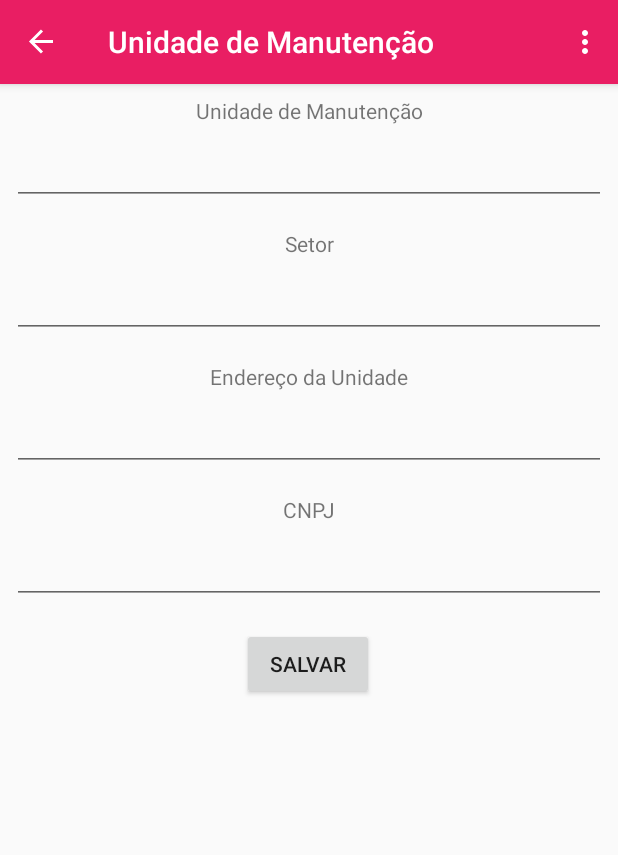
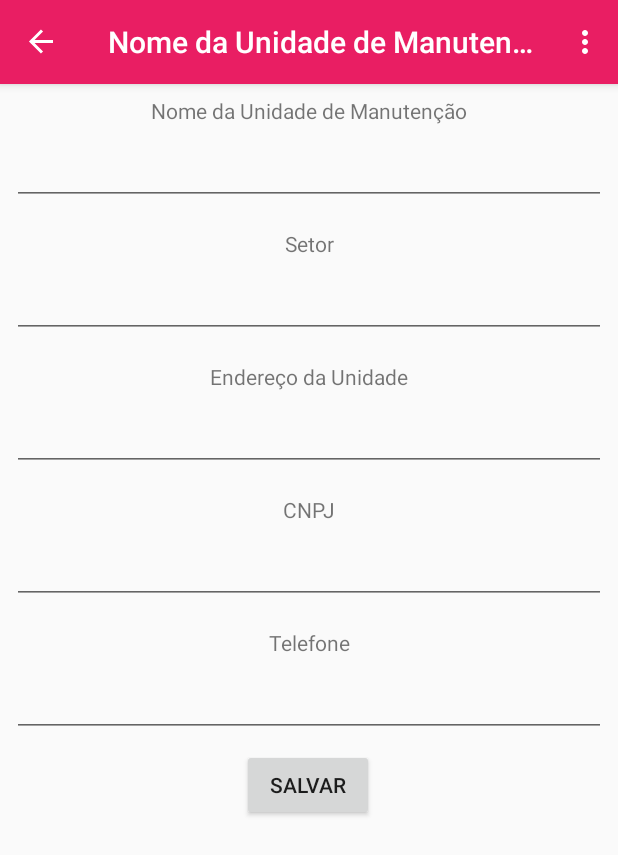
Before and after one commit to wwmm/sostecsaude, an Android app: the UnidadeManutencao screen opened through its navigation route, on a phone screen of 412 x 824 dp. Shown: the top 855 px of the screen. Run offline under Robolectric (Android 15) with nearby library versions, the phone set to English and light mode, and no system bars; our stand-ins replace Volley, navigation-ui; network calls fail.

Commit message:
melhorias na interface

```diff
--- a/app/build.gradle
+++ b/app/build.gradle
@@ -10,8 +10,8 @@ android {
         applicationId "com.wwmm.sostecsaude"
         minSdkVersion 23
         targetSdkVersion 29
-        versionCode 10
-        versionName "1.9"
+        versionCode 11
+        versionName "2.0"
 
         testInstrumentationRunner "androidx.test.runner.AndroidJUnitRunner"
     }
--- a/app/src/main/java/com/wwmm/sostecsaude/ui/unidade_saude/AdapterVerOficinas.kt
+++ b/app/src/main/java/com/wwmm/sostecsaude/ui/unidade_saude/AdapterVerOficinas.kt
@@ -30,7 +30,8 @@ class AdapterVerOficinas(private val lines: JSONArray) :
         holder.view.textView_setor.text = line.getString("Setor")
         holder.view.textView_cnpj.text = line.getString("CNPJ")
         holder.view.textView_local.text = line.getString("Local")
-        holder.view.textView_contato.text = line.getString("Email")
+        holder.view.textView_telefone.text = line.getString("Telefone")
+        holder.view.textView_email.text = line.getString("Email")
     }
 
     override fun getItemCount() = lines.length()
--- a/app/src/main/java/com/wwmm/sostecsaude/ui/unidade_saude/UnidadeSaude.kt
+++ b/app/src/main/java/com/wwmm/sostecsaude/ui/unidade_saude/UnidadeSaude.kt
@@ -101,7 +101,7 @@ class UnidadeSaude : Fragment() {
                         }
                     },
                     Response.ErrorListener {
-                        Log.d(LOGTAG, "failed request: atualizar contato de unidade de saúde")
+                        Log.d(LOGTAG, "failed request: $it")
                     }) {
                     override fun getParams(): MutableMap<String, String> {
                         val parameters = HashMap<String, String>()
--- a/app/src/main/res/layout/fragment_contatos_unidade_manutencao.xml
+++ b/app/src/main/res/layout/fragment_contatos_unidade_manutencao.xml
@@ -13,8 +13,10 @@
         android:fadeScrollbars="false"
         app:layout_constraintBottom_toBottomOf="parent"
         app:layout_constraintEnd_toEndOf="parent"
+        app:layout_constraintHorizontal_bias="1.0"
         app:layout_constraintStart_toStartOf="parent"
-        app:layout_constraintTop_toTopOf="parent">
+        app:layout_constraintTop_toTopOf="parent"
+        app:layout_constraintVertical_bias="0.0">
 
         <androidx.constraintlayout.widget.ConstraintLayout
             android:layout_width="match_parent"
@@ -87,12 +89,12 @@
                 android:id="@+id/button_empresa_contato"
                 android:layout_width="wrap_content"
                 android:layout_height="wrap_content"
-                android:layout_marginTop="16dp"
+                android:layout_marginTop="8dp"
                 android:text="@string/title_save"
                 app:layout_constraintEnd_toEndOf="parent"
                 app:layout_constraintHorizontal_bias="0.498"
                 app:layout_constraintStart_toStartOf="parent"
-                app:layout_constraintTop_toBottomOf="@+id/editText_cnpj" />
+                app:layout_constraintTop_toBottomOf="@+id/editText_telefone" />
 
             <TextView
                 android:id="@+id/textView12"
@@ -126,6 +128,30 @@
                 app:layout_constraintEnd_toEndOf="parent"
                 app:layout_constraintStart_toStartOf="parent"
                 app:layout_constraintTop_toBottomOf="@+id/textView35" />
+
+            <TextView
+                android:id="@+id/textView41"
+                android:layout_width="wrap_content"
+                android:layout_height="wrap_content"
+                android:layout_marginTop="16dp"
+                android:text="@string/title_telefone"
+                app:layout_constraintEnd_toEndOf="parent"
+                app:layout_constraintStart_toStartOf="parent"
+                app:layout_constraintTop_toBottomOf="@+id/editText_cnpj" />
+
+            <EditText
+                android:id="@+id/editText_telefone"
+                android:layout_width="0dp"
+                android:layout_height="wrap_content"
+                android:layout_marginStart="8dp"
+                android:layout_marginTop="8dp"
+                android:layout_marginEnd="8dp"
+                android:ems="10"
+                android:inputType="phone"
+                app:layout_constraintEnd_toEndOf="parent"
+                app:layout_constraintStart_toStartOf="parent"
+                app:layout_constraintTop_toBottomOf="@+id/textView41" />
+
         </androidx.constraintlayout.widget.ConstraintLayout>
 
     </ScrollView>
--- a/app/src/main/res/values/strings.xml
+++ b/app/src/main/res/values/strings.xml
@@ -21,6 +21,7 @@
     <string name="title_quantidade_com_defeito">Quantidade de Equipamentos Danificados</string>
     <string name="title_local">Local</string>
     <string name="title_cnpj">CNPJ</string>
+    <string name="title_telefone">Telefone</string>
     <string name="title_quero_consertar">Quero Consertar</string>
     <string name="title_interessados_conserto">Empresas interessadas em consertar</string>
 
@@ -28,6 +29,7 @@
     <string name="title_ofertas">Ofertas</string>
     <string name="title_ofertas_manutencao">Ofertas de Manutenção</string>
 
+    <string name="title_email">Email</string>
     <string name="title_seu_email">Seu Email</string>
     <string name="title_contato">Contato</string>
     <string name="title_setor">Setor</string>
@@ -47,7 +49,7 @@
 
     <string name="title_unidades_minusculo">unidades</string>
     <string name="title_unidades_manutencao">Unidades de Manutenção</string>
-    <string name="title_unidade_manutencao">Unidade de Manutenção</string>
+    <string name="title_unidade_manutencao">Nome da Unidade de Manutenção</string>
     <string name="title_dados_unidade">Dados da Unidade</string>
 
     <string name="title_check_credentials">Conectando…</string>
```
Also changed, not shown: app/src/main/java/com/wwmm/sostecsaude/ui/unidade_manutencao/UnidadeManutencao.kt (+7 -3 lines), app/src/main/res/layout/recyclerview_relatar_danos_ver_oficinas.xml (+26 -3 lines), 4 other files.
